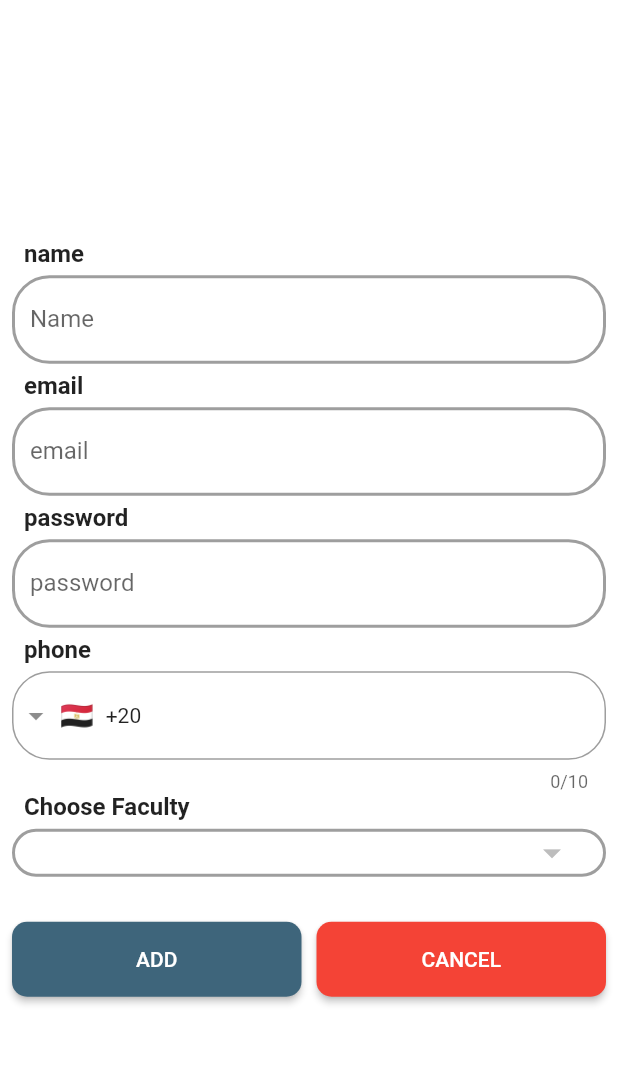
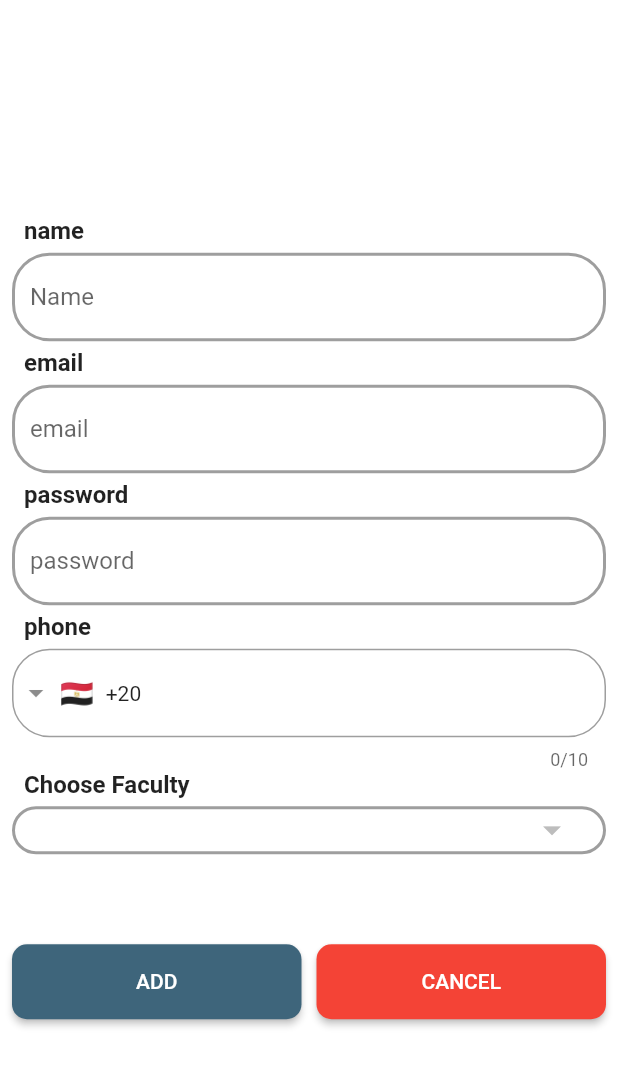
Before and after one commit to Hazem010h/admin_alex_uni, a Flutter app: the AddAdminScreen screen opened directly, after a tap on "CANCEL", on a phone screen of 412 x 824 dp. Shown: the top 1066 px of the screen. Run offline on Flutter 3.47's test engine with Material 2 defaults, Android fonts, the phone set to English and light mode, and no system bars; drawn by our look-alikes of intl_phone_field; our stand-ins replace another_flushbar, bloc, cloud_firestore, conditional_builder_null_safety, firebase_auth, firebase_core and 6 more; accounts and stored records are empty.

Commit message:
solving the regester issue

```diff
--- a/lib/cubit/app_cubit.dart
+++ b/lib/cubit/app_cubit.dart
@@ -164,6 +164,7 @@ class AppCubit extends Cubit<AppStates> {
         DepartmentModel currentDepartment =
             DepartmentModel.fromJson(element.data());
         currentDepartment.id = element.id;
+
         departments.add(currentDepartment);
       });
 
--- a/lib/screens/add_admin_screen.dart
+++ b/lib/screens/add_admin_screen.dart
@@ -305,6 +305,7 @@ class _AddAdminScreenState extends State<AddAdminScreen> {
                               ),
                             ),
                           ),
+
                         ],
                       ),
                     if (cubit.departments.isNotEmpty && cubit.currentSelectedUniversity != null)
@@ -340,6 +341,13 @@ class _AddAdminScreenState extends State<AddAdminScreen> {
                             setState(() {
                               cubit.currentSelectedDepartment = value;
 
+                              print('${cubit.currentSelectedDepartment!.name}');
+                              print('${cubit.currentSelectedDepartment!}');
+                              print('${cubit.currentSelectedDepartment!.id}');
+                              print('${cubit.currentSelectedDepartment!.postGraduate}');
+
+                              print('${cubit.currentSelectedDepartment!.underGraduate}');
+
                               // Clear the department error when a selection is made
                               departmentError = null;
                             });
@@ -354,30 +362,31 @@ class _AddAdminScreenState extends State<AddAdminScreen> {
                           fontSize: 12.0,
                         ),
                       ),
+
                     const  SizedBox(
                       height: 10.0,
                     ),
-                    Padding(
-                      padding: const EdgeInsets.symmetric(horizontal: 8.0),
-                      child: Row(
-                        mainAxisAlignment: MainAxisAlignment.spaceBetween,
+                      Row(
+                        mainAxisAlignment: MainAxisAlignment.center,
                       children: [
                         if(cubit.currentSelectedDepartment!=null && cubit.currentSelectedDepartment!.underGraduate==true)
-                            const   Text('Under Graduate'),
+                          const Text('Under Graduate'),
                         if(cubit.currentSelectedDepartment!=null && cubit.currentSelectedDepartment!.underGraduate==true)
                           Checkbox(
                             value: underGraduateCheckbox,
                             onChanged: (value) {
                               setState(() {
                                 underGraduateCheckbox = value!;
+
                               });
                             },
                           ),
+                        const SizedBox(
+                          width: 30,
+                        ),
                         if(cubit.currentSelectedDepartment!=null && cubit.currentSelectedDepartment!.postGraduate==true)
-
-                            const   Text('Post Graduate'),
+                          const Text('Post Graduate'),
                         if(cubit.currentSelectedDepartment!=null && cubit.currentSelectedDepartment!.postGraduate==true)
-
                           Checkbox(
                             value: postGraduateCheckbox,
                             onChanged: (value) {
@@ -386,11 +395,13 @@ class _AddAdminScreenState extends State<AddAdminScreen> {
                               });
                             },
                           ),
+
+
                       ],
                     ),
-                    ),
+
                     const   SizedBox(
-                      height: 10.0,
+                      height: 40.0,
                     ),
                     ConditionalBuilder(
                       condition: isUploading == false ||
--- a/lib/screens/add_department_screen.dart
+++ b/lib/screens/add_department_screen.dart
@@ -379,6 +379,8 @@ class _AddDepartmentScreenState extends State<AddDepartmentScreen> {
           onChanged: (value) {
             descriptions[index] = value;
             return null;
+
+
           },
           controller: departmentDescriptionController,
           keyboardType: TextInputType.text,
@@ -387,6 +389,7 @@ class _AddDepartmentScreenState extends State<AddDepartmentScreen> {
         const SizedBox(
           height: 10,
         ),
+
       ],
     );
   }
```
Also changed, not shown: lib/main.dart (+7 -0 lines), lib/models/department_model.dart (+4 -4 lines), 1 other file. Lines whose indentation alone changed are shown as unchanged.
